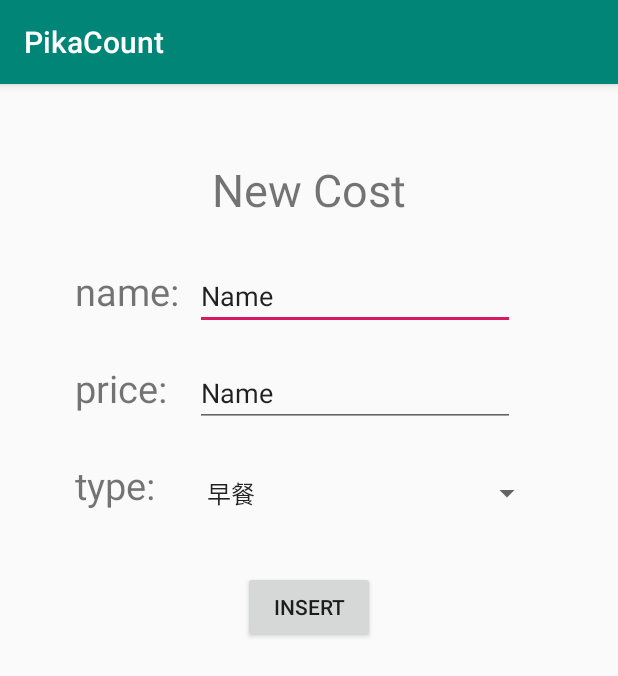
After one commit to DerrickPikachu/PikaCount, an Android app: the NewDataActivity screen opened directly, with no data from a screen before it, on a phone screen of 412 x 824 dp. The commit adds this screen. Shown: the top 676 px of the screen. Run offline under Robolectric (Android 15) with nearby library versions, the phone set to English and light mode, and no system bars.

Commit message:
basic layout with new_data_layout

```diff
--- a/app/src/main/AndroidManifest.xml
+++ b/app/src/main/AndroidManifest.xml
@@ -11,6 +11,7 @@
         android:supportsRtl="true"
         android:theme="@style/AppTheme"
         tools:replace="android:icon">
+        <activity android:name=".NewDataActivity"></activity>
         <activity android:name=".MainActivity">
             <intent-filter>
                 <action android:name="android.intent.action.MAIN" />
--- /dev/null
+++ b/app/src/main/java/com/example/pikacount/NewDataActivity.java
@@ -0,0 +1,14 @@
+package com.example.pikacount;
+
+import androidx.appcompat.app.AppCompatActivity;
+
+import android.os.Bundle;
+
+public class NewDataActivity extends AppCompatActivity {
+
+    @Override
+    protected void onCreate(Bundle savedInstanceState) {
+        super.onCreate(savedInstanceState);
+        setContentView(R.layout.activity_new_data);
+    }
+}
--- /dev/null
+++ b/app/src/main/res/layout/activity_new_data.xml
@@ -0,0 +1,100 @@
+<?xml version="1.0" encoding="utf-8"?>
+<androidx.constraintlayout.widget.ConstraintLayout xmlns:android="http://schemas.android.com/apk/res/android"
+    xmlns:app="http://schemas.android.com/apk/res-auto"
+    xmlns:tools="http://schemas.android.com/tools"
+    android:layout_width="match_parent"
+    android:layout_height="match_parent"
+    tools:context=".NewDataActivity">
+
+    <TextView
+        android:id="@+id/textView8"
+        android:layout_width="wrap_content"
+        android:layout_height="wrap_content"
+        android:layout_marginTop="30dp"
+        android:text="@string/input_type"
+        android:textSize="25sp"
+        app:layout_constraintStart_toStartOf="@+id/textView9"
+        app:layout_constraintTop_toBottomOf="@+id/textView9" />
+
+    <TextView
+        android:id="@+id/textView9"
+        android:layout_width="wrap_content"
+        android:layout_height="wrap_content"
+        android:layout_marginTop="30dp"
+        android:text="@string/input_price"
+        android:textSize="25sp"
+        app:layout_constraintStart_toStartOf="@+id/textView3"
+        app:layout_constraintTop_toBottomOf="@+id/textView3" />
+
+    <TextView
+        android:id="@+id/textView3"
+        android:layout_width="wrap_content"
+        android:layout_height="wrap_content"
+        android:layout_marginStart="50dp"
+        android:layout_marginTop="30dp"
+        android:text="@string/input_name"
+        android:textSize="25sp"
+        app:layout_constraintStart_toStartOf="parent"
+        app:layout_constraintTop_toBottomOf="@+id/textView10" />
+
+    <EditText
+        android:id="@+id/editText"
+        android:layout_width="wrap_content"
+        android:layout_height="wrap_content"
+        android:ems="10"
+        android:inputType="textPersonName"
+        android:text="Name"
+        app:layout_constraintBaseline_toBaselineOf="@+id/textView3"
+        app:layout_constraintStart_toStartOf="@+id/guideline" />
+
+    <EditText
+        android:id="@+id/editText4"
+        android:layout_width="wrap_content"
+        android:layout_height="wrap_content"
+        android:ems="10"
+        android:inputType="textPersonName"
+        android:text="Name"
+        app:layout_constraintBaseline_toBaselineOf="@+id/textView9"
+        app:layout_constraintStart_toStartOf="@+id/guideline" />
+
+    <TextView
+        android:id="@+id/textView10"
+        android:layout_width="wrap_content"
+        android:layout_height="wrap_content"
+        android:layout_marginTop="50dp"
+        android:text="@string/add_cost"
+        android:textSize="30sp"
+        app:layout_constraintEnd_toEndOf="parent"
+        app:layout_constraintStart_toStartOf="parent"
+        app:layout_constraintTop_toTopOf="parent" />
+
+    <Button
+        android:id="@+id/button"
+        android:layout_width="wrap_content"
+        android:layout_height="wrap_content"
+        android:layout_marginTop="40dp"
+        android:text="@string/add_data_btn"
+        app:layout_constraintEnd_toEndOf="parent"
+        app:layout_constraintStart_toStartOf="parent"
+        app:layout_constraintTop_toBottomOf="@+id/spinner" />
+
+    <androidx.constraintlayout.widget.Guideline
+        android:id="@+id/guideline"
+        android:layout_width="wrap_content"
+        android:layout_height="wrap_content"
+        android:orientation="vertical"
+        app:layout_constraintGuide_begin="130dp" />
+
+    <Spinner
+        android:id="@+id/spinner"
+        android:layout_width="0dp"
+        android:layout_height="wrap_content"
+        android:layout_marginEnd="50dp"
+        android:entries="@array/type_list"
+        app:layout_constraintBottom_toBottomOf="@+id/textView8"
+        app:layout_constraintEnd_toEndOf="parent"
+        app:layout_constraintStart_toStartOf="@+id/guideline"
+        app:layout_constraintTop_toTopOf="@+id/textView8"
+        app:layout_constraintVertical_bias="1.0" />
+
+</androidx.constraintlayout.widget.ConstraintLayout>
--- a/app/src/main/res/values/strings.xml
+++ b/app/src/main/res/values/strings.xml
@@ -2,4 +2,21 @@
     <string name="app_name">PikaCount</string>
     <string name="cost_title">Today Cost:</string>
     <string name="addNew">+</string>
+    <string name="input_name">name:</string>
+    <string name="add_cost">New Cost</string>
+    <string name="add_data_btn">insert</string>
+    <string name="input_price">price:</string>
+    <string name="input_type">type:</string>
+    <string-array name="type_list">
+        <item>早餐</item>
+        <item>午餐</item>
+        <item>晚餐</item>
+        <item>消夜</item>
+        <item>零食</item>
+        <item>娛樂</item>
+        <item>社交</item>
+        <item>交通</item>
+        <item>日常用品</item>
+        <item>衣物</item>
+    </string-array>
 </resources>
```
